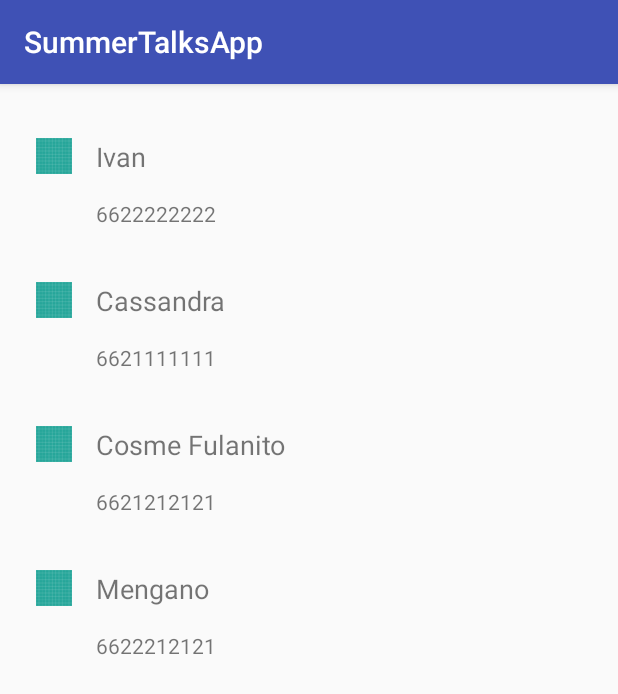
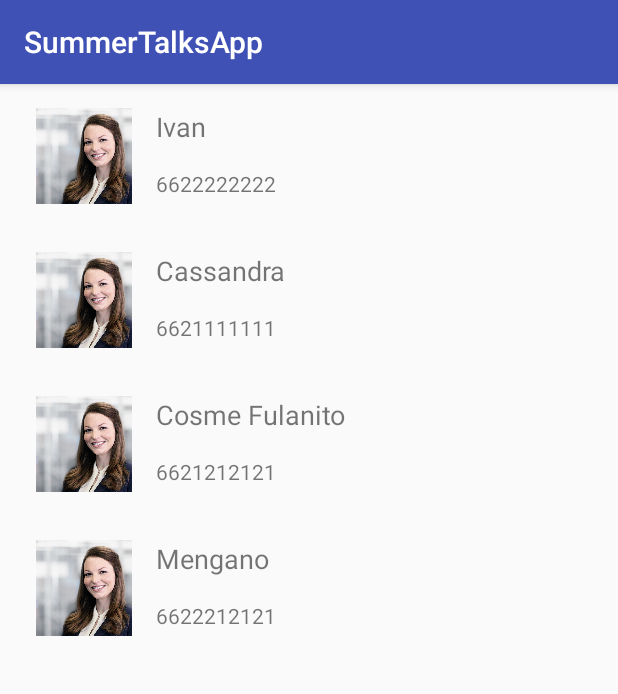
Before and after one commit to ivanebernal/KotlinAndroidWorkshop, an Android app: the screen it shows after launch (MainActivity), after a tap on "Ivan", on a phone screen of 412 x 824 dp. Shown: the top 694 px of the screen. Run offline under Robolectric (Android 15) with nearby library versions, the phone set to English and light mode, and no system bars.

```diff
--- a/app/src/main/java/com/ivanebernal/summertalksapp/MainActivity.kt
+++ b/app/src/main/java/com/ivanebernal/summertalksapp/MainActivity.kt
@@ -1,5 +1,7 @@
 package com.ivanebernal.summertalksapp
 
+import android.content.Intent
+import android.net.Uri
 import android.support.v7.app.AppCompatActivity
 import android.os.Bundle
 import android.support.v7.widget.LinearLayoutManager
@@ -18,14 +20,17 @@ class MainActivity : AppCompatActivity(), ContactsAdapter.ContactsListener {
     }
 
     override fun onContactSelected(contact: Contact) {
-        TODO("not implemented") //To change body of created functions use File | Settings | File Templates.
+        val phoneNumber = contact.phoneNumber
+        val phoneIntent = Intent(Intent.ACTION_DIAL)
+        phoneIntent.data = Uri.parse( "tel:$phoneNumber")
+        startActivity(phoneIntent)
     }
 
     fun getContacts(): List<Contact>{
-        val ivan = Contact("Ivan", "6622222222", R.drawable.ic_launcher_background, "Narnia 123")
-        val cassandra = Contact("Cassandra", "6621111111", R.drawable.ic_launcher_background, "Hyrule 345")
-        val fulanito = Contact("Cosme Fulanito", "6621212121", R.drawable.ic_launcher_background, "Mision Juriquilla 242")
-        val menganito = Contact("Mengano", "6622212121", R.drawable.ic_launcher_background, "Macondo 100")
+        val ivan = Contact("Ivan", "6622222222", R.drawable.dolores, "Narnia 123")
+        val cassandra = Contact("Cassandra", "6621111111", R.drawable.dolores, "Hyrule 345")
+        val fulanito = Contact("Cosme Fulanito", "6621212121", R.drawable.dolores, "Mision Juriquilla 242")
+        val menganito = Contact("Mengano", "6622212121", R.drawable.dolores, "Macondo 100")
         return listOf(ivan, cassandra, fulanito, menganito)
     }
 }
--- a/app/src/main/res/layout/holder_contact.xml
+++ b/app/src/main/res/layout/holder_contact.xml
@@ -7,15 +7,16 @@
 
     <ImageView
         android:id="@+id/contact_picture"
-        android:layout_width="wrap_content"
-        android:layout_height="wrap_content"
+        android:layout_width="64dp"
+        android:layout_height="64dp"
+        android:layout_marginBottom="16dp"
         android:layout_marginStart="16dp"
         android:layout_marginTop="16dp"
+        android:scaleType="fitCenter"
+        app:layout_constraintBottom_toBottomOf="parent"
         app:layout_constraintStart_toStartOf="parent"
         app:layout_constraintTop_toTopOf="parent"
-        app:srcCompat="@mipmap/ic_launcher_round"
-        app:layout_constraintBottom_toBottomOf="parent"
-        android:layout_marginBottom="16dp" />
+        app:srcCompat="@mipmap/ic_launcher_round" />
 
     <TextView
         android:id="@+id/contact_name"
```
Also changed, not shown: app/src/main/res/drawable-hdpi/dolores.png (added), app/src/main/res/drawable-mdpi/dolores.png (added), 3 other files.
